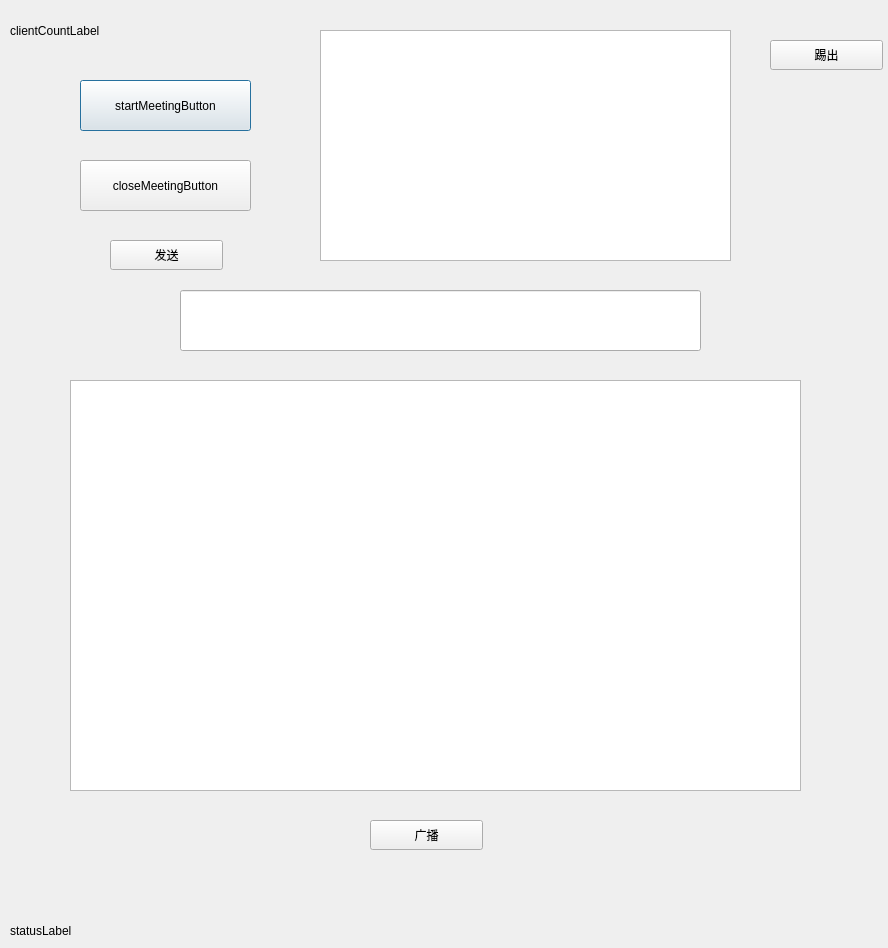
renaj-shi/FactoryMeetingSystem, file ServiceDemo/meetingroomdialog.ui: the form before one commit.
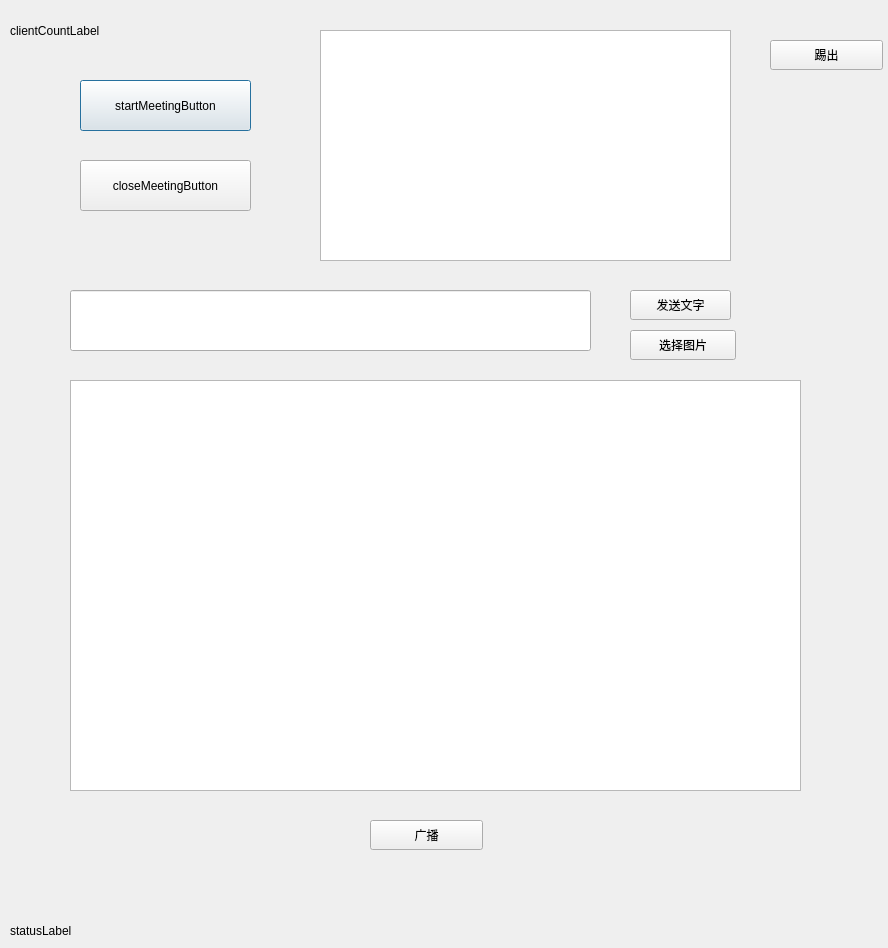
The form after the commit.

Diff of the .ui file:
```diff
--- a/ServiceDemo/meetingroomdialog.ui
+++ b/ServiceDemo/meetingroomdialog.ui
@@ -78,7 +78,7 @@
   <widget class="QLineEdit" name="messageLineEdit">
    <property name="geometry">
     <rect>
-     <x>180</x>
+     <x>70</x>
      <y>290</y>
      <width>521</width>
      <height>61</height>
@@ -98,14 +98,14 @@
   <widget class="QPushButton" name="sendButton">
    <property name="geometry">
     <rect>
-     <x>110</x>
-     <y>240</y>
-     <width>113</width>
+     <x>630</x>
+     <y>290</y>
+     <width>101</width>
      <height>30</height>
     </rect>
    </property>
    <property name="text">
-    <string>发送</string>
+    <string>发送文字</string>
    </property>
   </widget>
   <widget class="QPushButton" name="broadcastButton">
@@ -134,6 +134,19 @@
     <string>踢出</string>
    </property>
   </widget>
+  <widget class="QPushButton" name="sendImageButton">
+   <property name="geometry">
+    <rect>
+     <x>630</x>
+     <y>330</y>
+     <width>106</width>
+     <height>30</height>
+    </rect>
+   </property>
+   <property name="text">
+    <string>选择图片</string>
+   </property>
+  </widget>
  </widget>
  <resources/>
  <connections/>
```
